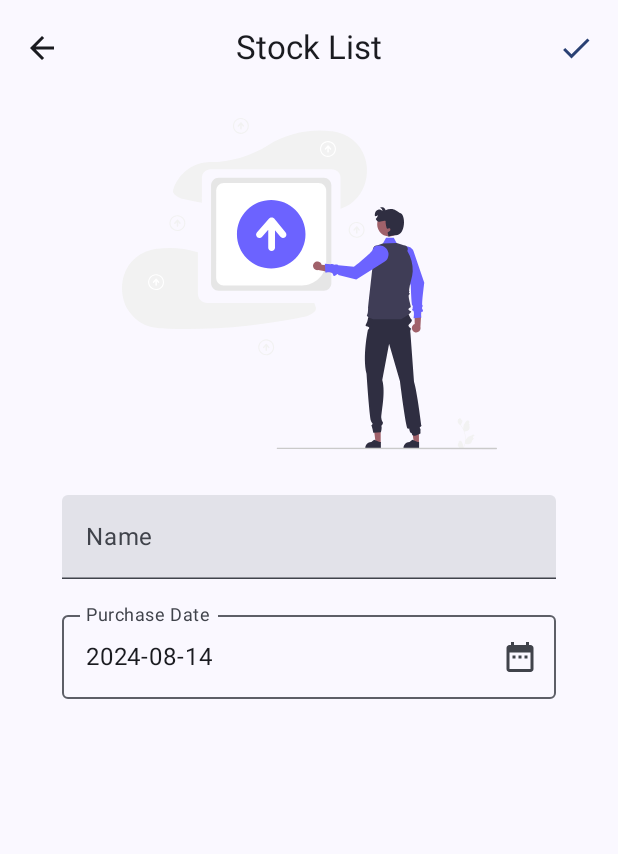
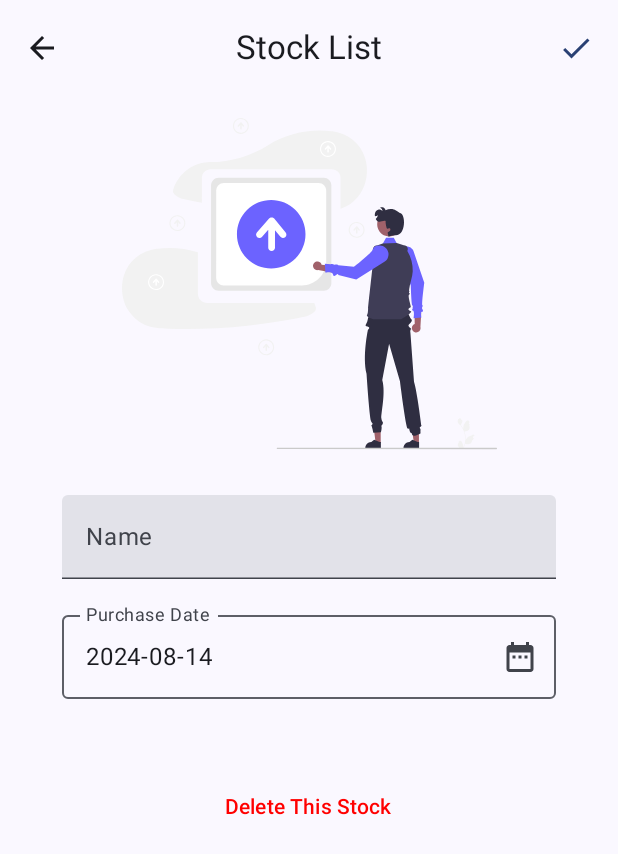
Before and after one commit to jinnoco/stock-manager, an Android app built with Jetpack Compose: the EditStockScreen screen opened through its navigation route, on a phone screen of 412 x 824 dp. Shown: the top 854 px of the screen. Run offline under Robolectric (Android 15) with nearby library versions, the phone set to English and light mode, and no system bars.

Commit message:
add delete button

```diff
--- a/app/src/main/java/com/example/stockmanager/view/edit/EditStockScreen.kt
+++ b/app/src/main/java/com/example/stockmanager/view/edit/EditStockScreen.kt
@@ -21,6 +21,7 @@ import androidx.compose.material3.Icon
 import androidx.compose.material3.IconButton
 import androidx.compose.foundation.clickable
 import androidx.compose.material.icons.filled.DateRange
+import androidx.compose.ui.graphics.Color
 import androidx.compose.ui.res.painterResource
 import com.example.stockmanager.R
 import com.example.stockmanager.view.widget.AppBar
@@ -105,6 +106,15 @@ fun EditStockScreen(navigator: AppNavigator) {
                     }
                 }
             )
+            Spacer(modifier = Modifier.height(48.dp))
+
+            TextButton(onClick = {
+                // Delete
+                navigator.popBackStack()
+            }) {
+                Text("Delete This Stock", color = Color.Red)
+            }
+
             ImagePickerDialog(
                 showDialog = showDialog,
                 onDismissRequest = { showDialog = false },
```
